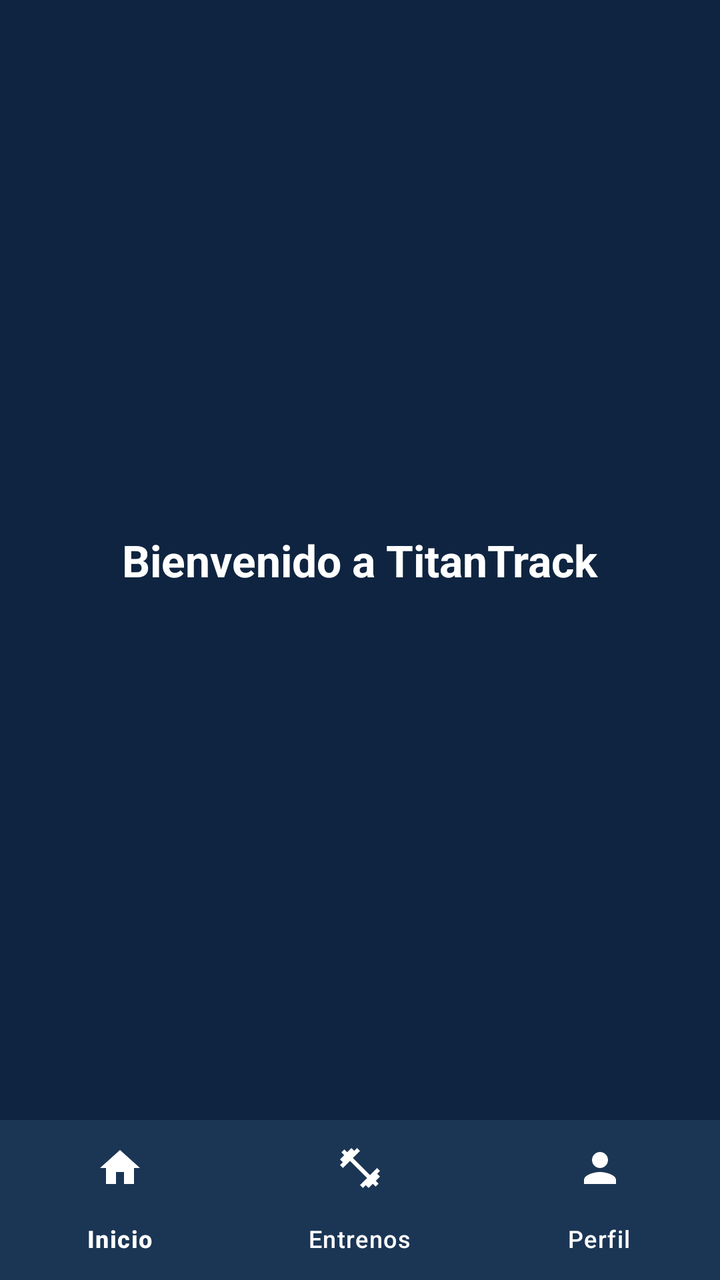
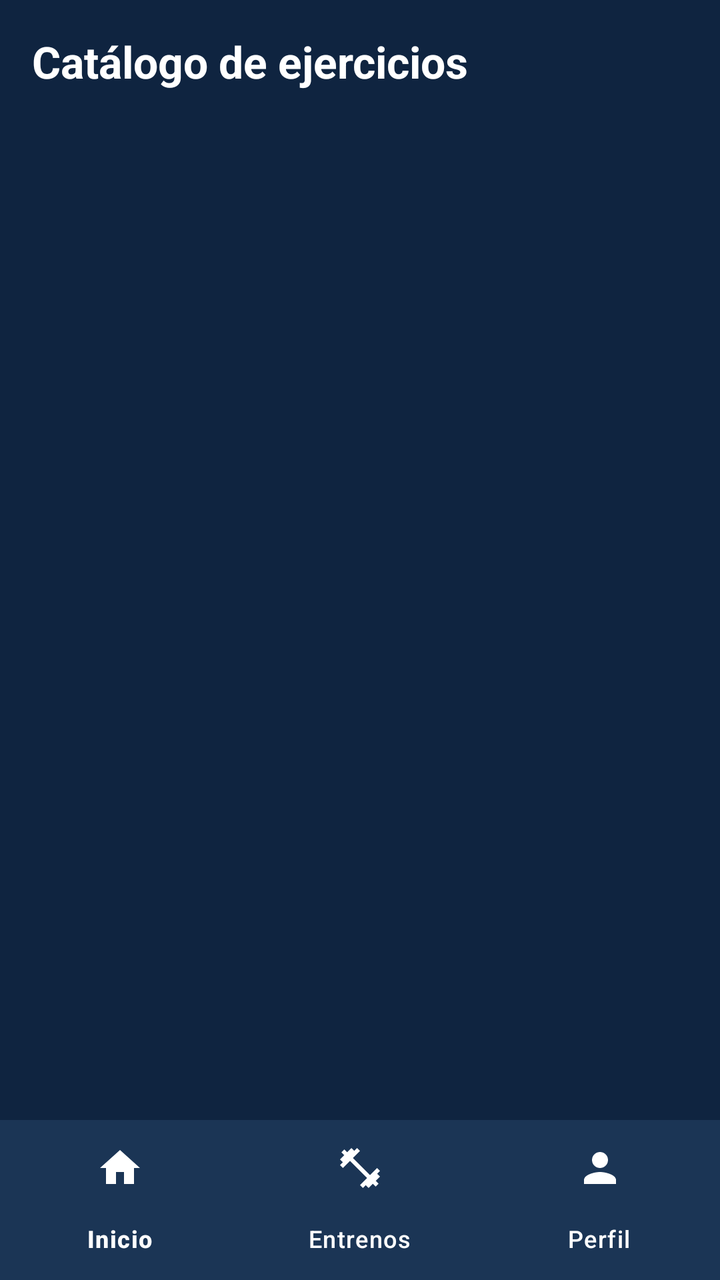

Compare the two renders of this Android layout. The source of the first and the diff that turns it into the second are given below.
<!-- AndroidManifest.xml: application theme Theme.TitanTrack -->
<!-- res/layout/activity_dashboard.xml -->
<?xml version="1.0" encoding="utf-8"?>
<androidx.constraintlayout.widget.ConstraintLayout
    xmlns:android="http://schemas.android.com/apk/res/android"
    xmlns:app="http://schemas.android.com/apk/res-auto"
    android:layout_width="match_parent"
    android:layout_height="match_parent"
    android:background="@color/titan_background">

    <TextView
        android:id="@+id/txtContent"
        android:layout_width="wrap_content"
        android:layout_height="wrap_content"
        android:text="@string/dashboard_home"
        android:textColor="@color/titan_text"
        android:textSize="22sp"
        android:textStyle="bold"
        app:layout_constraintTop_toTopOf="parent"
        app:layout_constraintBottom_toTopOf="@id/bottomNav"
        app:layout_constraintStart_toStartOf="parent"
        app:layout_constraintEnd_toEndOf="parent" />

    <com.google.android.material.bottomnavigation.BottomNavigationView
        android:id="@+id/bottomNav"
        android:layout_width="0dp"
        android:layout_height="wrap_content"
        android:background="@color/titan_surface"
        app:itemIconTint="@color/titan_text"
        app:itemTextColor="@color/titan_text"
        app:menu="@menu/bottom_nav_menu"
        app:layout_constraintBottom_toBottomOf="parent"
        app:layout_constraintStart_toStartOf="parent"
        app:layout_constraintEnd_toEndOf="parent" />

</androidx.constraintlayout.widget.ConstraintLayout>
<!-- resources referenced by this layout -->
<resources>
  <color name="titan_background">#0F2440</color>
  <color name="titan_surface">#1B3555</color>
  <color name="titan_text">#FFFFFF</color>
  <string name="dashboard_home">Bienvenido a TitanTrack</string>
  <style name="Theme.TitanTrack" parent="Base.Theme.TitanTrack" />
  <style name="Base.Theme.TitanTrack" parent="Theme.Material3.DayNight.NoActionBar">
          <item name="colorPrimary">@color/titan_primary</item>
          <item name="android:statusBarColor">@color/titan_background</item>
          <item name="android:windowLightStatusBar">false</item>
      </style>
  <color name="titan_primary">#1E88E5</color>
</resources>

<!-- the commit's change to res/layout/activity_dashboard.xml (unified diff, before → after) -->
@@ -4,17 +4,41 @@
     xmlns:app="http://schemas.android.com/apk/res-auto"
     android:layout_width="match_parent"
     android:layout_height="match_parent"
+    android:fitsSystemWindows="true"
     android:background="@color/titan_background">
 
     <TextView
-        android:id="@+id/txtContent"
+        android:id="@+id/txtSectionTitle"
         android:layout_width="wrap_content"
         android:layout_height="wrap_content"
-        android:text="@string/dashboard_home"
+        android:text="@string/catalog_title"
         android:textColor="@color/titan_text"
         android:textSize="22sp"
         android:textStyle="bold"
+        android:layout_margin="16dp"
         app:layout_constraintTop_toTopOf="parent"
+        app:layout_constraintStart_toStartOf="parent" />
+
+    <TextView
+        android:id="@+id/txtPlaceholder"
+        android:layout_width="wrap_content"
+        android:layout_height="wrap_content"
+        android:textColor="@color/titan_text"
+        android:textSize="22sp"
+        android:textStyle="bold"
+        android:visibility="gone"
+        app:layout_constraintTop_toBottomOf="@id/txtSectionTitle"
+        app:layout_constraintBottom_toTopOf="@id/bottomNav"
+        app:layout_constraintStart_toStartOf="parent"
+        app:layout_constraintEnd_toEndOf="parent" />
+
+    <androidx.recyclerview.widget.RecyclerView
+        android:id="@+id/recyclerExercises"
+        android:layout_width="0dp"
+        android:layout_height="0dp"
+        android:clipToPadding="false"
+        android:paddingBottom="8dp"
+        app:layout_constraintTop_toBottomOf="@id/txtSectionTitle"
         app:layout_constraintBottom_toTopOf="@id/bottomNav"
         app:layout_constraintStart_toStartOf="parent"
         app:layout_constraintEnd_toEndOf="parent" />
<!-- resource entries referenced after the edit -->
@@ -3,7 +3,7 @@
   <color name="titan_background">#0F2440</color>
   <color name="titan_surface">#1B3555</color>
   <color name="titan_text">#FFFFFF</color>
-  <string name="dashboard_home">Bienvenido a TitanTrack</string>
+  <string name="catalog_title">Catálogo de ejercicios</string>
   <style name="Theme.TitanTrack" parent="Base.Theme.TitanTrack" />
   <style name="Base.Theme.TitanTrack" parent="Theme.Material3.DayNight.NoActionBar">
           <item name="colorPrimary">@color/titan_primary</item>
